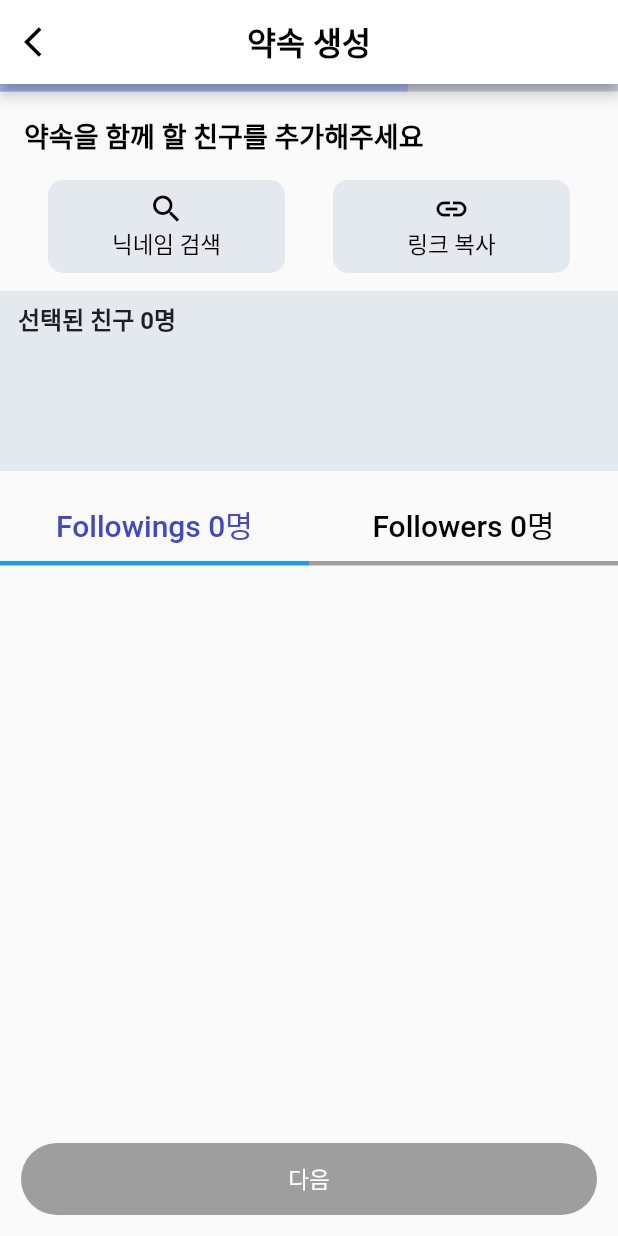
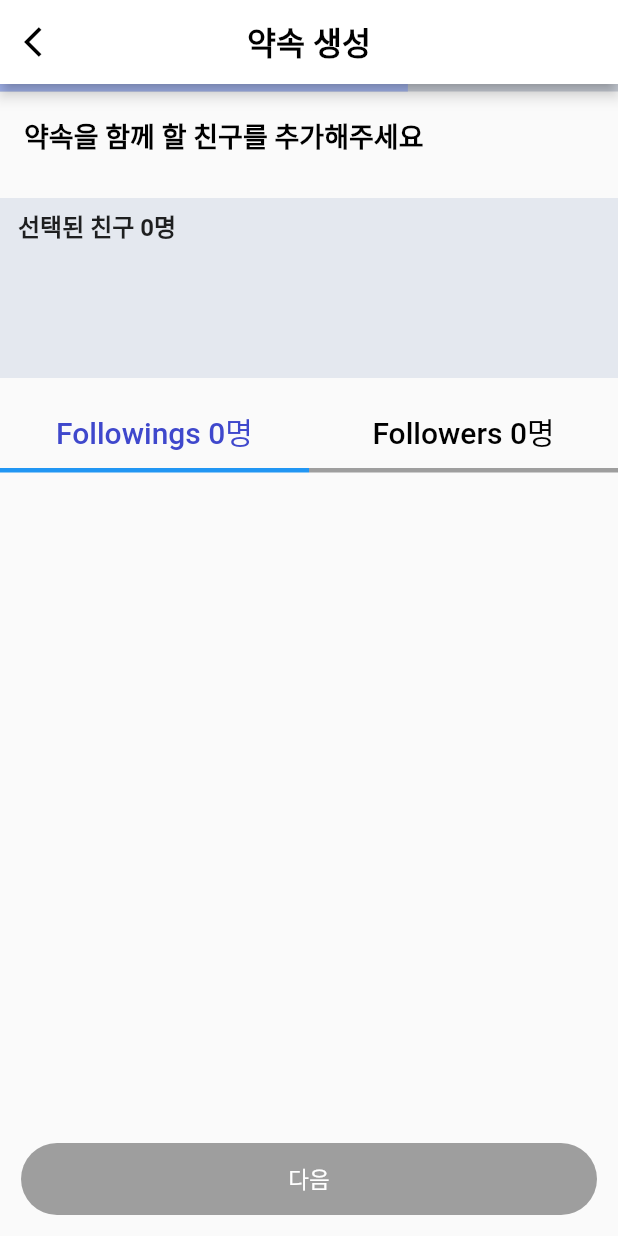
Before and after one commit to iri95/P_ON, a Flutter app: the SelectedFriends screen opened directly, on a phone screen of 412 x 824 dp. Run offline on Flutter 3.47's test engine with Material 2 defaults, Android fonts, the phone set to English and light mode, and no system bars; drawn by our look-alikes of percent_indicator; our stand-ins replace after_layout, device_info, dio, easy_localization, eva_icons_flutter, firebase_core and 17 more; missing offline and left inert: day_night_time_picker, flutter_naver_map, kakao_flutter_sdk, kakao_flutter_sdk_user, keyboard_utils_fork, nav and 1 more; accounts and stored records are empty; network calls fail.

Commit message:
Feat: 해제 컬러 통일
CSS 색 통일함

Change-Id: I76668a13ea594e4f2f70698db4624811561f040f

Former-commit-id: 42bd5bf4e4875a8f37d125cf115ff14f0f0ee187

```diff
--- a/P_ON/lib/screen/main/tab/promise_room/f_selected_friends.dart
+++ b/P_ON/lib/screen/main/tab/promise_room/f_selected_friends.dart
@@ -50,43 +50,6 @@ class _SelectedFriendsState extends ConsumerState<SelectedFriends> {
             alignment: Alignment.topLeft,
             child: '약속을 함께 할 친구를 추가해주세요'.text.black.size(18).semiBold.make(),
           ),
-          // TODO: 이거 어쩔까
-          Row(
-            mainAxisAlignment: MainAxisAlignment.center,
-            children: [
-              Expanded(
-                child: Container(
-                  height: 62,
-                  margin: const EdgeInsets.only(left: 32, right: 16),
-                  decoration: BoxDecoration(
-                      color: AppColors.grey200,
-                      borderRadius: BorderRadius.circular(10)),
-                  child: TextButton(
-                      style: TextButton.styleFrom(primary: Colors.black),
-                      onPressed: () {},
-                      child: const Column(
-                        children: [Icon(Icons.search), Text('닉네임 검색')],
-                      )),
-                ),
-              ),
-              Expanded(
-                child: Container(
-                  height: 62,
-                  margin: const EdgeInsets.only(left: 16, right: 32),
-                  decoration: BoxDecoration(
-                      color: AppColors.grey200,
-                      borderRadius: BorderRadius.circular(10)),
-                  child: TextButton(
-                      style: TextButton.styleFrom(primary: Colors.black),
-                      onPressed: () {},
-                      child: const Column(
-                        children: [Icon(Icons.link), Text('링크 복사')],
-                      )),
-                ),
-              )
-            ],
-          ),
-
           Container(
             height: 120,
             margin: const EdgeInsets.symmetric(vertical: 12),
@@ -111,6 +74,43 @@ class _SelectedFriendsState extends ConsumerState<SelectedFriends> {
               ],
             ),
           ),
+
+          // TODO: 이거 어쩔까
+          // Row(
+          //   mainAxisAlignment: MainAxisAlignment.center,
+          //   children: [
+          // Expanded(
+          //   child: Container(
+          //     height: 62,
+          //     margin: const EdgeInsets.only(left: 32, right: 16),
+          //     decoration: BoxDecoration(
+          //         color: AppColors.grey200,
+          //         borderRadius: BorderRadius.circular(10)),
+          //     child: TextButton(
+          //         style: TextButton.styleFrom(primary: Colors.black),
+          //         onPressed: () {},
+          //         child: const Column(
+          //           children: [Icon(Icons.link), Text('링크 복사')],
+          //         )),
+          //   ),
+          // ),
+          //   Expanded(
+          //     child: Container(
+          //       height: 62,
+          //       margin: const EdgeInsets.only(left: 16, right: 32),
+          //       decoration: BoxDecoration(
+          //           color: AppColors.grey200,
+          //           borderRadius: BorderRadius.circular(10)),
+          //       child: TextButton(
+          //           style: TextButton.styleFrom(primary: Colors.black),
+          //           onPressed: () {},
+          //           child: const Column(
+          //             children: [Icon(Icons.search), Text('닉네임 검색')],
+          //           )),
+          //     ),
+          //   ),
+          // ],
+          // ),
           const Expanded(child: Follows()),
         ],
       ),
--- a/P_ON/lib/screen/main/tab/promise_room/widget/w_followers_list.dart
+++ b/P_ON/lib/screen/main/tab/promise_room/widget/w_followers_list.dart
@@ -51,7 +51,7 @@ class FollowersList extends ConsumerWidget {
               style: FilledButton.styleFrom(
                   minimumSize: const Size(75, 36),
                   backgroundColor:
-                      isAdded ? AppColors.grey200 : AppColors.mainBlue),
+                      isAdded ? AppColors.grey400 : AppColors.mainBlue),
               onPressed: () {
                 isAdded
                     ? ref
```
